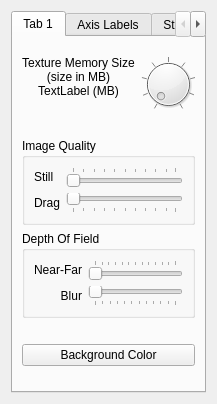
Before: the Qt Designer form drishti/preferenceswidget.ui in nci/drishti, drawn with Qt 5.
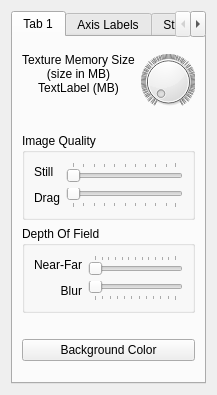
After: the same form once the commit is applied.

Commit message: changes to preferences widget for large memory gpus

The edit to the form file:
```diff
--- a/drishti/preferenceswidget.ui
+++ b/drishti/preferenceswidget.ui
@@ -6,8 +6,8 @@
    <rect>
     <x>0</x>
     <y>0</y>
-    <width>215</width>
-    <height>404</height>
+    <width>211</width>
+    <height>395</height>
    </rect>
   </property>
   <property name="sizePolicy">
@@ -75,7 +75,7 @@
           </spacer>
          </item>
          <item row="1" column="1">
-          <widget class="QLabel" name="label_12">
+          <widget class="QLabel" name="texMemLabel">
            <property name="text">
             <string>TextLabel (MB)</string>
            </property>
@@ -105,16 +105,16 @@
             </size>
            </property>
            <property name="minimum">
-            <number>128</number>
+            <number>1</number>
            </property>
            <property name="maximum">
-            <number>65535</number>
+            <number>108</number>
            </property>
            <property name="singleStep">
-            <number>128</number>
+            <number>1</number>
            </property>
            <property name="pageStep">
-            <number>128</number>
+            <number>1</number>
            </property>
            <property name="orientation">
             <enum>Qt::Horizontal</enum>
```
Left out of the diff: 19 changed lines with no effect on the pictures. The commit also changes 2 other files.
